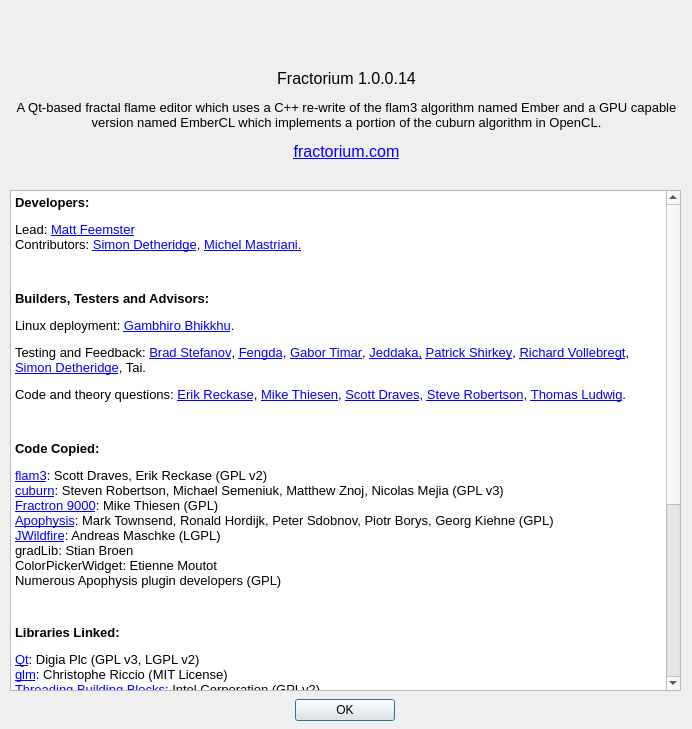
Before: the Qt Designer form Source/Fractorium/AboutDialog.ui in typpos/fractorium, drawn with Qt 5.
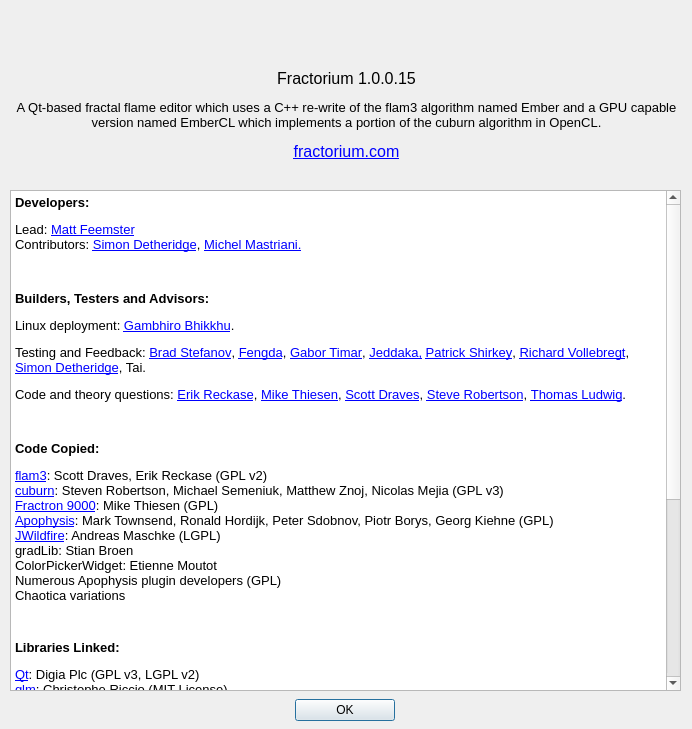
After: the same form once the commit is applied.

```diff
--- a/Source/Fractorium/AboutDialog.ui
+++ b/Source/Fractorium/AboutDialog.ui
@@ -58,7 +58,7 @@
     <enum>QFrame::NoFrame</enum>
    </property>
    <property name="text">
-    <string>&lt;html&gt;&lt;head/&gt;&lt;body&gt;&lt;p align=&quot;center&quot;&gt;Fractorium 1.0.0.14&lt;/p&gt;&lt;p align=&quot;center&quot;&gt;&lt;span style=&quot; font-size:10pt;&quot;&gt;A Qt-based fractal flame editor which uses a C++ re-write of the flam3 algorithm named Ember and a GPU capable version named EmberCL which implements a portion of the cuburn algorithm in OpenCL.&lt;/span&gt;&lt;/p&gt;&lt;p align=&quot;center&quot;&gt;&lt;a href=&quot;http://fractorium.com&quot;&gt;&lt;span style=&quot; text-decoration: underline; color:#0000ff;&quot;&gt;fractorium.com&lt;/span&gt;&lt;/a&gt;&lt;/p&gt;&lt;/body&gt;&lt;/html&gt;</string>
+    <string>&lt;html&gt;&lt;head/&gt;&lt;body&gt;&lt;p align=&quot;center&quot;&gt;Fractorium 1.0.0.15&lt;/p&gt;&lt;p align=&quot;center&quot;&gt;&lt;span style=&quot; font-size:10pt;&quot;&gt;A Qt-based fractal flame editor which uses a C++ re-write of the flam3 algorithm named Ember and a GPU capable version named EmberCL which implements a portion of the cuburn algorithm in OpenCL.&lt;/span&gt;&lt;/p&gt;&lt;p align=&quot;center&quot;&gt;&lt;a href=&quot;http://fractorium.com&quot;&gt;&lt;span style=&quot; text-decoration: underline; color:#0000ff;&quot;&gt;fractorium.com&lt;/span&gt;&lt;/a&gt;&lt;/p&gt;&lt;/body&gt;&lt;/html&gt;</string>
    </property>
    <property name="textFormat">
     <enum>Qt::RichText</enum>
@@ -104,7 +104,7 @@
        <string>&lt;!DOCTYPE HTML PUBLIC &quot;-//W3C//DTD HTML 4.0//EN&quot; &quot;http://www.w3.org/TR/REC-html40/strict.dtd&quot;&gt;
 &lt;html&gt;&lt;head&gt;&lt;meta name=&quot;qrichtext&quot; content=&quot;1&quot; /&gt;&lt;style type=&quot;text/css&quot;&gt;
 p, li { white-space: pre-wrap; }
-&lt;/style&gt;&lt;/head&gt;&lt;body style=&quot; font-family:'MS Shell Dlg 2'; font-size:7.875pt; font-weight:400; font-style:normal;&quot;&gt;
+&lt;/style&gt;&lt;/head&gt;&lt;body style=&quot; font-family:'MS Shell Dlg 2'; font-size:8.1pt; font-weight:400; font-style:normal;&quot;&gt;
 &lt;p style=&quot; margin-top:12px; margin-bottom:12px; margin-left:0px; margin-right:0px; -qt-block-indent:0; text-indent:0px;&quot;&gt;&lt;span style=&quot; font-size:10pt; font-weight:600;&quot;&gt;Developers:&lt;/span&gt;&lt;/p&gt;
 &lt;p style=&quot; margin-top:12px; margin-bottom:12px; margin-left:0px; margin-right:0px; -qt-block-indent:0; text-indent:0px;&quot;&gt;&lt;span style=&quot; font-size:10pt;&quot;&gt;Lead: &lt;/span&gt;&lt;a href=&quot;http://www.fractorium.com&quot;&gt;&lt;span style=&quot; font-size:10pt; text-decoration: underline; color:#0000ff;&quot;&gt;Matt Feemster&lt;/span&gt;&lt;/a&gt;&lt;span style=&quot; font-size:10pt;&quot;&gt;&lt;br /&gt;Contributors: &lt;/span&gt;&lt;a href=&quot;http://blog.highlyillogical.org/&quot;&gt;&lt;span style=&quot; font-size:10pt; text-decoration: underline; color:#0000ff;&quot;&gt;Simon Detheridge&lt;/span&gt;&lt;/a&gt;&lt;span style=&quot; font-size:10pt;&quot;&gt;, &lt;/span&gt;&lt;a href=&quot;https://www.deviantart.com/triptychaos&quot;&gt;&lt;span style=&quot; font-size:10pt; text-decoration: underline; color:#0000ff;&quot;&gt;Michel Mastriani.&lt;/span&gt;&lt;/a&gt;&lt;/p&gt;
 &lt;p style=&quot;-qt-paragraph-type:empty; margin-top:12px; margin-bottom:12px; margin-left:0px; margin-right:0px; -qt-block-indent:0; text-indent:0px; font-size:10pt;&quot;&gt;&lt;br /&gt;&lt;/p&gt;
@@ -114,8 +114,8 @@
 &lt;p style=&quot; margin-top:12px; margin-bottom:12px; margin-left:0px; margin-right:0px; -qt-block-indent:0; text-indent:0px;&quot;&gt;&lt;span style=&quot; font-size:10pt;&quot;&gt;Code and theory questions: &lt;/span&gt;&lt;a href=&quot;https://github.com/scottdraves/flam3&quot;&gt;&lt;span style=&quot; font-size:10pt; text-decoration: underline; color:#0000ff;&quot;&gt;Erik Reckase&lt;/span&gt;&lt;/a&gt;&lt;span style=&quot; font-size:10pt;&quot;&gt;, &lt;/span&gt;&lt;a href=&quot;http://fractron9000.sourceforge.net/&quot;&gt;&lt;span style=&quot; font-size:10pt; text-decoration: underline; color:#0000ff;&quot;&gt;Mike Thiesen&lt;/span&gt;&lt;/a&gt;&lt;span style=&quot; font-size:10pt;&quot;&gt;, &lt;/span&gt;&lt;a href=&quot;https://github.com/scottdraves/flam3&quot;&gt;&lt;span style=&quot; font-size:10pt; text-decoration: underline; color:#0000ff;&quot;&gt;Scott Draves&lt;/span&gt;&lt;/a&gt;&lt;span style=&quot; font-size:10pt;&quot;&gt;, &lt;/span&gt;&lt;a href=&quot;https://github.com/stevenrobertson/cuburn&quot;&gt;&lt;span style=&quot; font-size:10pt; text-decoration: underline; color:#0000ff;&quot;&gt;Steve Robertson&lt;/span&gt;&lt;/a&gt;&lt;span style=&quot; font-size:10pt;&quot;&gt;, &lt;/span&gt;&lt;a href=&quot;http://www.chaoticafractals.com/&quot;&gt;&lt;span style=&quot; font-size:10pt; text-decoration: underline; color:#0000ff;&quot;&gt;Thomas Ludwig&lt;/span&gt;&lt;/a&gt;&lt;span style=&quot; font-size:10pt;&quot;&gt;.&lt;/span&gt;&lt;/p&gt;
 &lt;p style=&quot;-qt-paragraph-type:empty; margin-top:12px; margin-bottom:12px; margin-left:0px; margin-right:0px; -qt-block-indent:0; text-indent:0px; font-size:10pt; font-weight:600;&quot;&gt;&lt;br /&gt;&lt;/p&gt;
 &lt;p style=&quot; margin-top:12px; margin-bottom:12px; margin-left:0px; margin-right:0px; -qt-block-indent:0; text-indent:0px;&quot;&gt;&lt;span style=&quot; font-size:10pt; font-weight:600;&quot;&gt;Code Copied:&lt;/span&gt;&lt;/p&gt;
-&lt;p style=&quot; margin-top:12px; margin-bottom:12px; margin-left:0px; margin-right:0px; -qt-block-indent:0; text-indent:0px;&quot;&gt;&lt;a href=&quot;https://github.com/scottdraves/flam3&quot;&gt;&lt;span style=&quot; font-size:10pt; text-decoration: underline; color:#0000ff;&quot;&gt;flam3&lt;/span&gt;&lt;/a&gt;&lt;span style=&quot; font-size:10pt;&quot;&gt;: Scott Draves, Erik Reckase (GPL v2)&lt;br /&gt;&lt;/span&gt;&lt;a href=&quot;http://github.com/stevenrobertson/cuburn&quot;&gt;&lt;span style=&quot; font-size:10pt; text-decoration: underline; color:#0000ff;&quot;&gt;cuburn&lt;/span&gt;&lt;/a&gt;&lt;span style=&quot; font-size:10pt;&quot;&gt;: Steven Robertson, Michael Semeniuk, Matthew Znoj, Nicolas Mejia (GPL v3)&lt;br /&gt;&lt;/span&gt;&lt;a href=&quot;http://fractron9000.sourceforge.net&quot;&gt;&lt;span style=&quot; font-size:10pt; text-decoration: underline; color:#0000ff;&quot;&gt;Fractron 9000&lt;/span&gt;&lt;/a&gt;&lt;span style=&quot; font-size:10pt;&quot;&gt;: Mike Thiesen (GPL)&lt;br /&gt;&lt;/span&gt;&lt;a href=&quot;http://sourceforge.net/projects/apophysis7x&quot;&gt;&lt;span style=&quot; font-size:10pt; text-decoration: underline; color:#0000ff;&quot;&gt;Apophysis&lt;/span&gt;&lt;/a&gt;&lt;span style=&quot; font-size:10pt;&quot;&gt;: Mark Townsend, Ronald Hordijk, Peter Sdobnov, Piotr Borys, Georg Kiehne (GPL)&lt;br /&gt;&lt;/span&gt;&lt;a href=&quot;http://jwildfire.org/&quot;&gt;&lt;span style=&quot; font-size:10pt; text-decoration: underline; color:#0000ff;&quot;&gt;JWildfire&lt;/span&gt;&lt;/a&gt;&lt;span style=&quot; font-size:10pt;&quot;&gt;: Andreas Maschke (LGPL)&lt;br /&gt;gradLib: Stian Broen&lt;br /&gt;ColorPickerWidget: Etienne Moutot&lt;br /&gt;Numerous Apophysis plugin developers (GPL)&lt;/span&gt;&lt;/p&gt;
-&lt;p style=&quot;-qt-paragraph-type:empty; margin-top:12px; margin-bottom:12px; margin-left:0px; margin-right:0px; -qt-block-indent:0; text-indent:0px;&quot;&gt;&lt;br /&gt;&lt;/p&gt;
+&lt;p style=&quot; margin-top:12px; margin-bottom:12px; margin-left:0px; margin-right:0px; -qt-block-indent:0; text-indent:0px;&quot;&gt;&lt;a href=&quot;https://github.com/scottdraves/flam3&quot;&gt;&lt;span style=&quot; font-size:10pt; text-decoration: underline; color:#0000ff;&quot;&gt;flam3&lt;/span&gt;&lt;/a&gt;&lt;span style=&quot; font-size:10pt;&quot;&gt;: Scott Draves, Erik Reckase (GPL v2)&lt;br /&gt;&lt;/span&gt;&lt;a href=&quot;http://github.com/stevenrobertson/cuburn&quot;&gt;&lt;span style=&quot; font-size:10pt; text-decoration: underline; color:#0000ff;&quot;&gt;cuburn&lt;/span&gt;&lt;/a&gt;&lt;span style=&quot; font-size:10pt;&quot;&gt;: Steven Robertson, Michael Semeniuk, Matthew Znoj, Nicolas Mejia (GPL v3)&lt;br /&gt;&lt;/span&gt;&lt;a href=&quot;http://fractron9000.sourceforge.net&quot;&gt;&lt;span style=&quot; font-size:10pt; text-decoration: underline; color:#0000ff;&quot;&gt;Fractron 9000&lt;/span&gt;&lt;/a&gt;&lt;span style=&quot; font-size:10pt;&quot;&gt;: Mike Thiesen (GPL)&lt;br /&gt;&lt;/span&gt;&lt;a href=&quot;http://sourceforge.net/projects/apophysis7x&quot;&gt;&lt;span style=&quot; font-size:10pt; text-decoration: underline; color:#0000ff;&quot;&gt;Apophysis&lt;/span&gt;&lt;/a&gt;&lt;span style=&quot; font-size:10pt;&quot;&gt;: Mark Townsend, Ronald Hordijk, Peter Sdobnov, Piotr Borys, Georg Kiehne (GPL)&lt;br /&gt;&lt;/span&gt;&lt;a href=&quot;http://jwildfire.org/&quot;&gt;&lt;span style=&quot; font-size:10pt; text-decoration: underline; color:#0000ff;&quot;&gt;JWildfire&lt;/span&gt;&lt;/a&gt;&lt;span style=&quot; font-size:10pt;&quot;&gt;: Andreas Maschke (LGPL)&lt;br /&gt;gradLib: Stian Broen&lt;br /&gt;ColorPickerWidget: Etienne Moutot&lt;br /&gt;Numerous Apophysis plugin developers (GPL)&lt;br /&gt;Chaotica variations&lt;/span&gt;&lt;/p&gt;
+&lt;p style=&quot;-qt-paragraph-type:empty; margin-top:12px; margin-bottom:12px; margin-left:0px; margin-right:0px; -qt-block-indent:0; text-indent:0px; font-size:7.875pt;&quot;&gt;&lt;br /&gt;&lt;/p&gt;
 &lt;p style=&quot; margin-top:12px; margin-bottom:12px; margin-left:0px; margin-right:0px; -qt-block-indent:0; text-indent:0px;&quot;&gt;&lt;span style=&quot; font-size:10pt; font-weight:600;&quot;&gt;Libraries Linked:&lt;/span&gt;&lt;/p&gt;
 &lt;p style=&quot; margin-top:12px; margin-bottom:12px; margin-left:0px; margin-right:0px; -qt-block-indent:0; text-indent:0px;&quot;&gt;&lt;a href=&quot;http://www.qt.io/developers/&quot;&gt;&lt;span style=&quot; font-size:10pt; text-decoration: underline; color:#0000ff;&quot;&gt;Qt&lt;/span&gt;&lt;/a&gt;&lt;span style=&quot; font-size:10pt;&quot;&gt;: Digia Plc (GPL v3, LGPL v2)&lt;br /&gt;&lt;/span&gt;&lt;a href=&quot;http://g-truc.net&quot;&gt;&lt;span style=&quot; font-size:10pt; text-decoration: underline; color:#0000ff;&quot;&gt;glm&lt;/span&gt;&lt;/a&gt;&lt;span style=&quot; font-size:10pt;&quot;&gt;: Christophe Riccio (MIT License)&lt;br /&gt;&lt;/span&gt;&lt;a href=&quot;http://threadingbuildingblocks.org&quot;&gt;&lt;span style=&quot; font-size:10pt; text-decoration: underline; color:#0000ff;&quot;&gt;Threading Building Blocks&lt;/span&gt;&lt;/a&gt;&lt;span style=&quot; font-size:10pt;&quot;&gt;: Intel Corporation (GPLv2)&lt;br /&gt;&lt;/span&gt;&lt;a href=&quot;http://libjpeg.sourceforge.net&quot;&gt;&lt;span style=&quot; font-size:10pt; text-decoration: underline; color:#0000ff;&quot;&gt;libjpeg&lt;/span&gt;&lt;/a&gt;&lt;span style=&quot; font-size:10pt;&quot;&gt;: Independent JPEG Group (Free Software License)&lt;br /&gt;&lt;/span&gt;&lt;a href=&quot;http://libpng.org&quot;&gt;&lt;span style=&quot; font-size:10pt; text-decoration: underline; color:#0000ff;&quot;&gt;libpng&lt;/span&gt;&lt;/a&gt;&lt;span style=&quot; font-size:10pt;&quot;&gt;: Glenn Randers-Pehrson et al (Libpng License)&lt;br /&gt;&lt;/span&gt;&lt;a href=&quot;http://xmlsoft.org&quot;&gt;&lt;span style=&quot; font-size:10pt; text-decoration: underline; color:#0000ff;&quot;&gt;libxml2&lt;/span&gt;&lt;/a&gt;&lt;span style=&quot; font-size:10pt;&quot;&gt;: Daniel Veillard (MIT License)&lt;br /&gt;&lt;/span&gt;&lt;a href=&quot;http://zlib.net&quot;&gt;&lt;span style=&quot; font-size:10pt; text-decoration: underline; color:#0000ff;&quot;&gt;zlib&lt;/span&gt;&lt;/a&gt;&lt;span style=&quot; font-size:10pt;&quot;&gt;: Jean-loup Gailly, Mark Adler (Zlib License)&lt;br /&gt;&lt;/span&gt;&lt;a href=&quot;http://burtleburtle.net/bob/cplus/isaac.hpp&quot;&gt;&lt;span style=&quot; font-size:10pt; text-decoration: underline; color:#0000ff;&quot;&gt;QTIsaac&lt;/span&gt;&lt;/a&gt;&lt;span style=&quot; font-size:10pt;&quot;&gt;: Robert J. Jenkins, Quinn Tyler Jackson (Public Domain)&lt;br /&gt;&lt;/span&gt;&lt;a href=&quot;http://cas.ee.ic.ac.uk/people/dt10/research/rngs-gpu-mwc64x.html&quot;&gt;&lt;span style=&quot; font-size:10pt; text-decoration: underline; color:#0000ff;&quot;&gt;MWC64X Random Number Generator&lt;/span&gt;&lt;/a&gt;&lt;span style=&quot; font-size:10pt;&quot;&gt;: David Thomas (Public Domain)&lt;br /&gt;&lt;/span&gt;&lt;a href=&quot;https://github.com/brofield/simpleopt&quot;&gt;&lt;span style=&quot; font-size:10pt; text-decoration: underline; color:#0000ff;&quot;&gt;SimpleOpt&lt;/span&gt;&lt;/a&gt;&lt;span style=&quot; font-size:10pt;&quot;&gt;: Brodie Thiesfield (MIT License)&lt;/span&gt;&lt;/p&gt;
 &lt;p style=&quot;-qt-paragraph-type:empty; margin-top:12px; margin-bottom:12px; margin-left:0px; margin-right:0px; -qt-block-indent:0; text-indent:0px; font-size:8pt;&quot;&gt;&lt;br /&gt;&lt;/p&gt;
```
